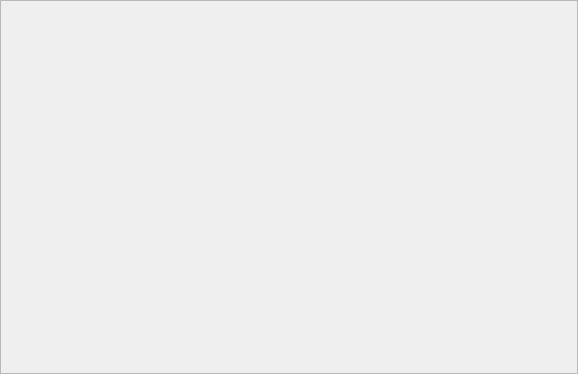
This is src/gui/procedureeditor.ui in disorderedmaterials/dissolve as Qt 5 draws it before an edit. The edited form follows.
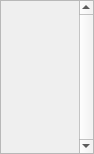
This is the edited form. Custom widgets are drawn as their Qt base class.

Commit message: Fix update of Chart size when displayed block sizes change.

Diff of the .ui file:
```diff
--- a/src/gui/procedureeditor.ui
+++ b/src/gui/procedureeditor.ui
@@ -6,8 +6,8 @@
    <rect>
     <x>0</x>
     <y>0</y>
-    <width>578</width>
-    <height>374</height>
+    <width>94</width>
+    <height>154</height>
    </rect>
   </property>
   <property name="sizePolicy">
@@ -24,7 +24,7 @@
   <property name="windowTitle">
    <string>Form</string>
   </property>
-  <layout class="QHBoxLayout" name="horizontalLayout">
+  <layout class="QVBoxLayout" name="verticalLayout">
    <property name="spacing">
     <number>4</number>
    </property>
@@ -41,7 +41,16 @@
     <number>0</number>
    </property>
    <item>
-    <widget class="QScrollArea" name="ProcedureScrollArea">
+    <widget class="ChartScrollArea" name="ProcedureScrollArea">
+     <property name="sizePolicy">
+      <sizepolicy hsizetype="Expanding" vsizetype="Expanding">
+       <horstretch>0</horstretch>
+       <verstretch>0</verstretch>
+      </sizepolicy>
+     </property>
+     <property name="verticalScrollBarPolicy">
+      <enum>Qt::ScrollBarAlwaysOn</enum>
+     </property>
      <property name="horizontalScrollBarPolicy">
       <enum>Qt::ScrollBarAlwaysOff</enum>
      </property>
@@ -51,17 +60,20 @@
      <property name="widgetResizable">
       <bool>true</bool>
      </property>
+     <property name="alignment">
+      <set>Qt::AlignCenter</set>
+     </property>
      <widget class="QWidget" name="scrollAreaWidgetContents">
       <property name="geometry">
        <rect>
         <x>0</x>
         <y>0</y>
-        <width>576</width>
-        <height>372</height>
+        <width>79</width>
+        <height>152</height>
        </rect>
       </property>
       <property name="sizePolicy">
-       <sizepolicy hsizetype="Expanding" vsizetype="Expanding">
+       <sizepolicy hsizetype="Minimum" vsizetype="Expanding">
         <horstretch>0</horstretch>
         <verstretch>0</verstretch>
        </sizepolicy>
@@ -71,6 +83,14 @@
    </item>
   </layout>
  </widget>
+ <customwidgets>
+  <customwidget>
+   <class>ChartScrollArea</class>
+   <extends>QScrollArea</extends>
+   <header>gui/charts/chartscrollarea.hui</header>
+   <container>1</container>
+  </customwidget>
+ </customwidgets>
  <resources>
   <include location="main.qrc"/>
  </resources>
```
The commit also changes 14 other files.
